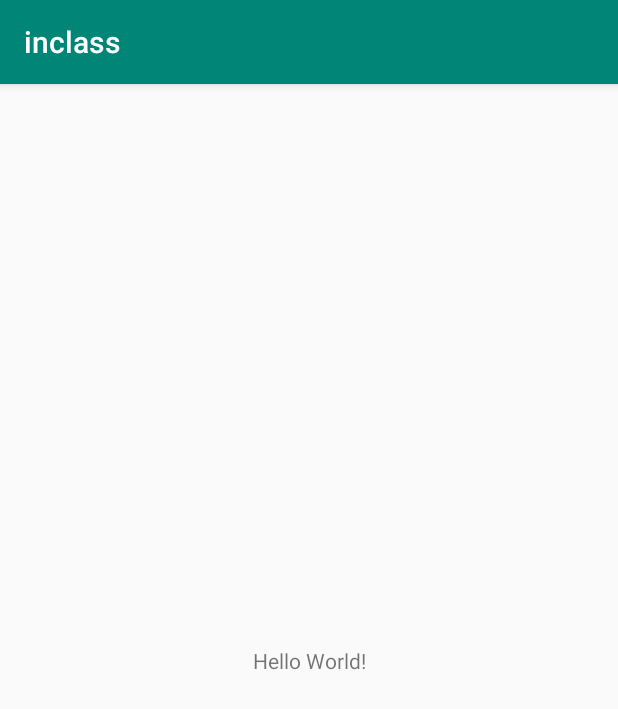
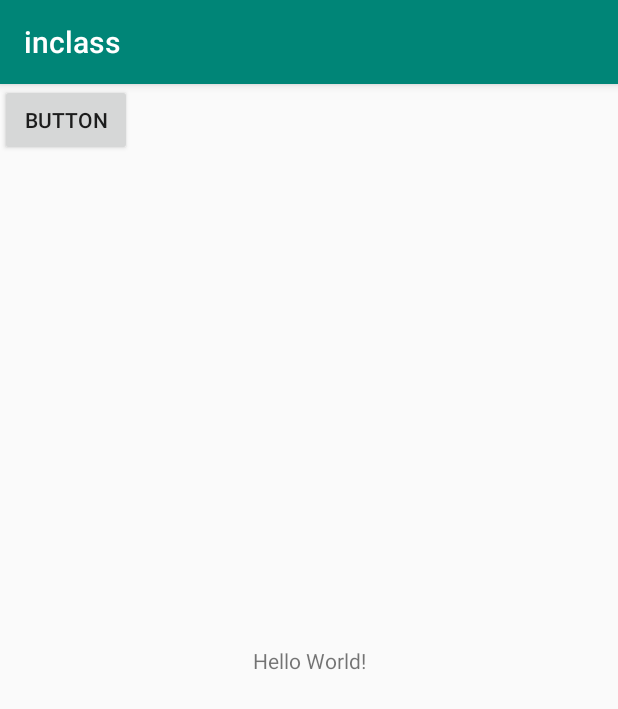
Before and after one commit to gard0137/inclass, an Android app: the screen it shows after launch (MainActivity), on a phone screen of 412 x 824 dp. Shown: the top 709 px of the screen. Run offline under Robolectric (Android 15) with nearby library versions, the phone set to English and light mode, and no system bars.

Commit message:
changed activity_main.xml

```diff
--- a/app/src/main/res/layout/activity_main.xml
+++ b/app/src/main/res/layout/activity_main.xml
@@ -15,4 +15,12 @@
         app:layout_constraintRight_toRightOf="parent"
         app:layout_constraintTop_toTopOf="parent" />
 
+    <Button
+        android:id="@+id/button"
+        android:layout_width="wrap_content"
+        android:layout_height="wrap_content"
+        android:text="Button"
+        tools:layout_editor_absoluteX="158dp"
+        tools:layout_editor_absoluteY="203dp" />
+
 </androidx.constraintlayout.widget.ConstraintLayout>
```
